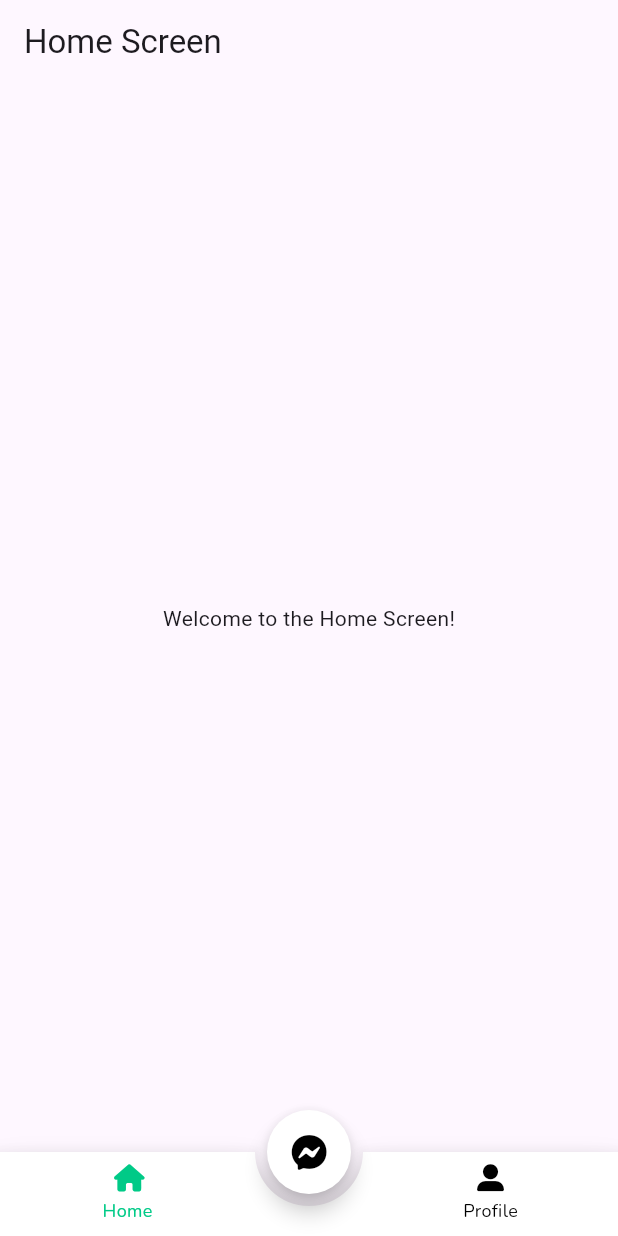
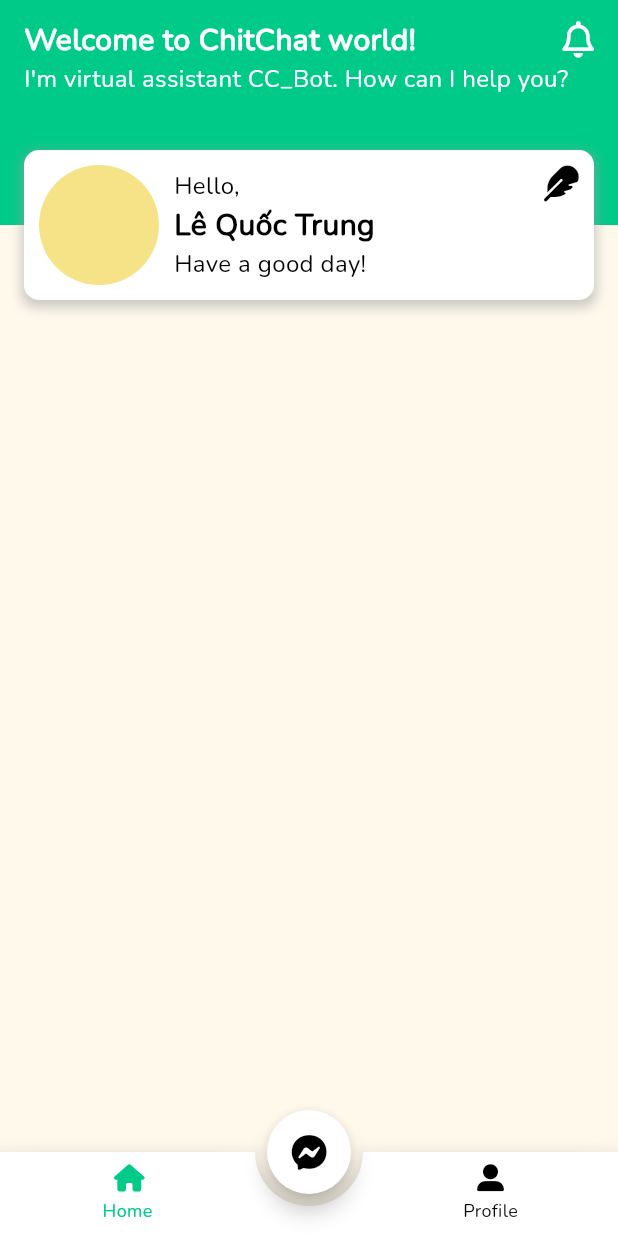
Before and after one commit to ArtistNguoiAo/App_Chat, a Flutter app: the screen it shows after launch, on a phone screen of 412 x 824 dp. Run offline on Flutter 3.47's test engine with Material 3 defaults, Android fonts, the phone set to English and light mode, and no system bars; drawn by our look-alikes of animated_bottom_navigation_bar; our stand-ins replace auto_route, flutter_svg, font_awesome_flutter, get_it, loading_animation_widget; generated files the repository leaves out were written again.

Commit message:
init base home view

```diff
--- a/lib/core/utils/color_utils.dart
+++ b/lib/core/utils/color_utils.dart
@@ -11,4 +11,5 @@ class ColorUtils {
   static Color borderColor = const Color(0xFF9E9E9E);
   static Color redColor = Colors.red;
   static Color yellowColor = Colors.yellow;
+  static Color yellowGold = const Color(0xFFFFDF00);
 }
--- a/lib/main.dart
+++ b/lib/main.dart
@@ -1,3 +1,4 @@
+import 'package:app_chat/core/utils/color_utils.dart';
 import 'package:flutter/material.dart';
 import 'core/router/app_router.dart';
 
@@ -12,6 +13,10 @@ class MyApp extends StatelessWidget {
   @override
   Widget build(BuildContext context) {
     return MaterialApp.router(
+      theme: ThemeData(
+        colorScheme: ColorScheme.fromSeed(seedColor: ColorUtils.yellowGold),
+        useMaterial3: true,
+      ),
       routerConfig: appRouter.config(),
       debugShowCheckedModeBanner: false,
     );
--- a/lib/screen/home_screen/home_screen.dart
+++ b/lib/screen/home_screen/home_screen.dart
@@ -1,4 +1,8 @@
+import 'package:app_chat/core/utils/color_utils.dart';
+import 'package:app_chat/core/utils/media_utils.dart';
+import 'package:app_chat/core/utils/text_style_utils.dart';
 import 'package:flutter/material.dart';
+import 'package:font_awesome_flutter/font_awesome_flutter.dart';
 
 class HomeScreen extends StatelessWidget {
   const HomeScreen({super.key});
@@ -6,11 +10,135 @@ class HomeScreen extends StatelessWidget {
   @override
   Widget build(BuildContext context) {
     return Scaffold(
-      appBar: AppBar(
-        title: const Text('Home Screen'),
-      ),
-      body: const Center(
-        child: Text('Welcome to the Home Screen!'),
+      body: SingleChildScrollView(
+        child: Column(
+          children: [
+            _header(context),
+          ],
+        ),
+      )
+    );
+  }
+
+  Widget _header(BuildContext context) {
+    return SizedBox(
+      height: 200,
+      child: Stack(
+        children: [
+          Container(
+              height: 150,
+              padding: const EdgeInsets.symmetric(horizontal: 16, vertical: 12),
+              width: double.infinity,
+              color: ColorUtils.primaryColor,
+              child: Column(
+                mainAxisAlignment: MainAxisAlignment.start,
+                crossAxisAlignment: CrossAxisAlignment.start,
+                children: [
+                  Row(
+                    children: [
+                      Expanded(
+                        child: Text(
+                          "Welcome to ChitChat world!",
+                          style: TextStyleUtils.bold(
+                            fontSize: 20,
+                            color: ColorUtils.backgroundColor,
+                          ),
+                        ),
+                      ),
+                      InkWell(
+                        onTap: () {
+
+                        },
+                        child: FaIcon(
+                          FontAwesomeIcons.bell,
+                          color: ColorUtils.backgroundColor,
+                        ),
+                      ),
+                    ],
+                  ),
+                  Text(
+                    "I'm virtual assistant CC_Bot. How can I help you?",
+                    style: TextStyleUtils.normal(
+                      fontSize: 16,
+                      color: ColorUtils.backgroundColor,
+                    ),
+                  ),
+                ],
+              )
+          ),
+          Positioned(
+            top: 100,
+            left: 16,
+            child: InkWell(
+              splashColor: Colors.transparent,
+              highlightColor: Colors.transparent,
+              onTap: () {
+
+              },
+              child: Container(
+                height: 100,
+                padding: const EdgeInsets.all(10),
+                width: MediaQuery.of(context).size.width - 32,
+                decoration: BoxDecoration(
+                  color: ColorUtils.backgroundColor,
+                  borderRadius: BorderRadius.circular(10),
+                  boxShadow: [
+                    BoxShadow(
+                      color: ColorUtils.borderColor.withAlpha((0.5 * 255).round()),
+                      spreadRadius: 2,
+                      blurRadius: 6,
+                      offset: const Offset(0, 3),
+                    ),
+                  ],
+                ),
+                child: Row(
+                  crossAxisAlignment: CrossAxisAlignment.start,
+                  children: [
+                    CircleAvatar(
+                      radius: 40,
+                      backgroundImage: AssetImage(MediaUtils.imgBackground),
+                    ),
+                    const SizedBox(width: 10),
+                    Expanded(
+                      child: Column(
+                        mainAxisAlignment: MainAxisAlignment.center,
+                        crossAxisAlignment: CrossAxisAlignment.start,
+                        children: [
+                          Text(
+                            'Hello,',
+                            style: TextStyleUtils.normal(
+                              fontSize: 16,
+                              color: ColorUtils.textColor,
+                            ),
+                          ),
+                          Text(
+                            'Lê Quốc Trung',
+                            style: TextStyleUtils.bold(
+                              fontSize: 20,
+                              color: ColorUtils.textColor,
+                            ),
+                          ),
+                          Text(
+                            'Have a good day!',
+                            style: TextStyleUtils.normal(
+                              fontSize: 16,
+                              color: ColorUtils.textColor,
+                            ),
+                          ),
+                        ],
+                      ),
+                    ),
+                    const SizedBox(width: 10),
+                    FaIcon(
+                      FontAwesomeIcons.feather,
+                      color: ColorUtils.textColor,
+                    ),
+                  ],
+                ),
+              ),
+            ),
+          ),
+        ],
       ),
     );
   }
--- a/lib/screen/over_view_screen/over_view_screen.dart
+++ b/lib/screen/over_view_screen/over_view_screen.dart
@@ -21,7 +21,8 @@ class _OverViewScreenState extends State<OverViewScreen> {
 
   @override
   Widget build(BuildContext context) {
-    return Scaffold(
+    return SafeArea(
+      child: Scaffold(
         body: IndexedStack(
           index: _currentIndex,
           children: const [
@@ -84,6 +85,7 @@ class _OverViewScreenState extends State<OverViewScreen> {
           notchSmoothness: NotchSmoothness.softEdge,
           onTap: (index) => setState(() => _currentIndex = index),
         ),
+      ),
     );
   }
 }
--- a/lib/screen/profile_screen/profile_screen.dart
+++ b/lib/screen/profile_screen/profile_screen.dart
@@ -9,9 +9,7 @@ class ProfileScreen extends StatelessWidget {
   @override
   Widget build(BuildContext context) {
     return Scaffold(
-      body: Padding(
-        padding: MediaQuery.of(context).padding,
-        child: SingleChildScrollView(
+      body: SingleChildScrollView(
         child: Padding(
           padding: const EdgeInsets.all(16),
           child: Center(
@@ -37,7 +35,6 @@ class ProfileScreen extends StatelessWidget {
           ),
         ),
       ),
-      ),
     );
   }
 
@@ -59,7 +56,7 @@ class ProfileScreen extends StatelessWidget {
               color: ColorUtils.borderColor,
               image: const DecorationImage(
                 image: NetworkImage(
-                  'https://example.com/profile.jpg',
+                  '',
                 ),
                 fit: BoxFit.cover,
               ),
```
Lines whose indentation alone changed are shown as unchanged.
